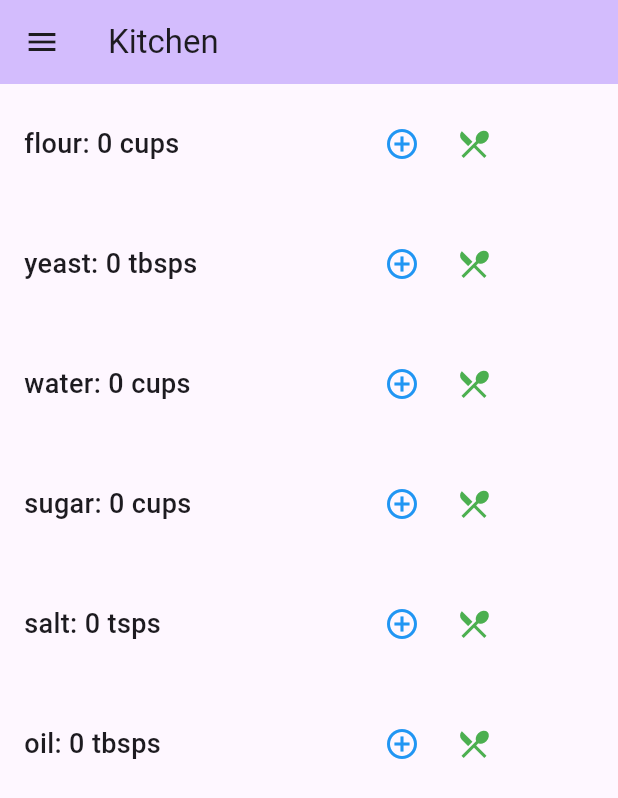
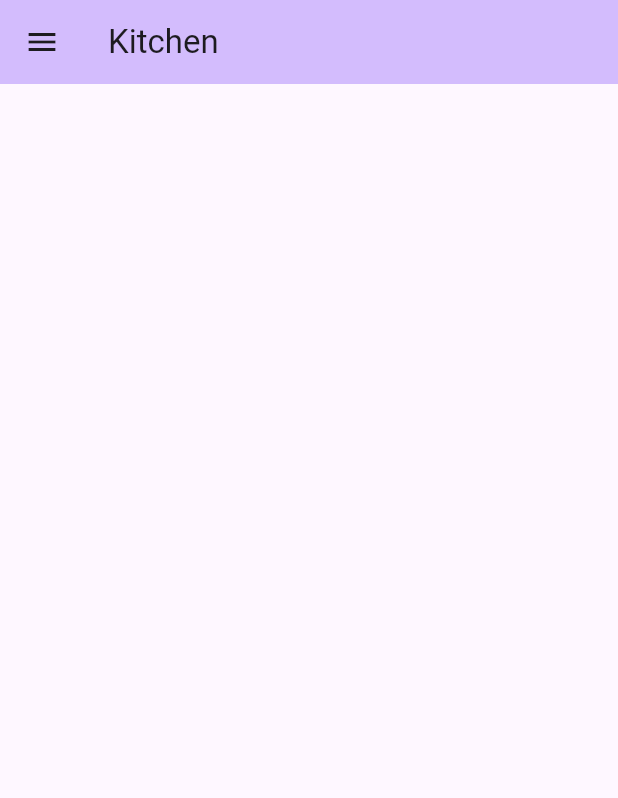
Before and after one commit to vpoquette/recipe_simulator_poquette, a Flutter app: the screen it shows after launch, in the side drawer, after a tap on "Kitchen", on a phone screen of 412 x 824 dp. Shown: the top 798 px of the screen. Run offline on Flutter 3.47's test engine with Material 3 defaults, Android fonts, the phone set to English and light mode, and no system bars; our stand-ins replace hive, hive_flutter; accounts and stored records are empty.

Commit message:
figured out hive reset - initState()

```diff
--- a/lib/main.dart
+++ b/lib/main.dart
@@ -50,12 +50,13 @@ class _MyHomePageState extends State<MyHomePage> {
   initState() {
     super.initState();
     // Add listeners to this class
-      Hive.box<Ingredient>('ingredients').put(flour.id, flour);
-      Hive.box<Ingredient>('ingredients').put(yeast.id, yeast);
-      Hive.box<Ingredient>('ingredients').put(water.id, water);
-      Hive.box<Ingredient>('ingredients').put(sugar.id, sugar);
-      Hive.box<Ingredient>('ingredients').put(salt.id, salt);
-      Hive.box<Ingredient>('ingredients').put(oil.id, oil);
+    // don't re-initialize every time we open main
+    //   Hive.box<Ingredient>('ingredients').put(flour.id, flour);
+    //   Hive.box<Ingredient>('ingredients').put(yeast.id, yeast);
+    //   Hive.box<Ingredient>('ingredients').put(water.id, water);
+    //   Hive.box<Ingredient>('ingredients').put(sugar.id, sugar);
+    //   Hive.box<Ingredient>('ingredients').put(salt.id, salt);
+    //   Hive.box<Ingredient>('ingredients').put(oil.id, oil);
   }
   // instantiate objects
   Ingredient flour = new Ingredient(
@@ -134,10 +135,6 @@ class _MyHomePageState extends State<MyHomePage> {
       ),
       drawer: buildDrawer(context),
       body: ValueListenableBuilder(
-      //body: Center(
-        //child: SingleChildScrollView(
-        //child: Column(
-          //child: ValueListenableBuilder(
             valueListenable: Hive.box<Ingredient>('ingredients').listenable(),
             builder: (context, box, child) {
               // add objects to Hive box
@@ -147,8 +144,6 @@ class _MyHomePageState extends State<MyHomePage> {
               // thanks Stack Overflow
               scrollDirection: Axis.vertical, // only generate what we can see
               shrinkWrap: true, // only generate what we can see
-                // false throws an error
-                  // "RenderBox was not laid out: RenderRepaintBoundary#dde42 relayoutBoundary=up2 NEEDS-PAINT"
               itemCount: ingredients.length,
               itemBuilder: (context, index) {
                 final ingredient = ingredients.elementAt(index);
@@ -175,73 +170,9 @@ class _MyHomePageState extends State<MyHomePage> {
                 );
               },
 
-          /*
-          // TODO: create and loop through list of ingredients
-          ingredientWidget(flour, context),
-          ingredientWidget(yeast, context),
-          ingredientWidget(water, context),
-          ingredientWidget(sugar, context),
-          ingredientWidget(salt, context),
-          ingredientWidget(oil, context),
-           */
-          /*
-          Text("$message", style: Theme
-              .of(context)
-              .textTheme
-              .headlineMedium),
-          ElevatedButton(
-            onPressed: () {
-              checkIngredients();
-              cook();
-            },
-            child: Text('Cook'),
-          ),
-          SizedBox(height: 20), // line break
-           */
         );
       }
         ),
-      //),
-
-      /*
-      body: ValueListenableBuilder(
-        valueListenable: Hive.box<Ingredient>('ingredients').listenable(),
-        builder: (context, box, child) {
-          final ingredients = box.values;
-          return ListView.builder(
-            itemCount: ingredients.length,
-            itemBuilder: (context, index) {
-              final ingredient = ingredients.elementAt(index);
-              return IngredientListTile(
-                ingredient: ingredient,
-                onDelete: () {
-                  Hive.box<Ingredient>('ingredients').delete(ingredient.id);
-                },
-                onEdit: () async {
-                  final newIngredient = await openAddIngredientDialog(
-                    context: context,
-                    ingredient: ingredient,
-                  );
-                  if (newIngredient != null) {
-                    Hive.box<Ingredient>('ingredients').put(ingredient.id, newIngredient);
-                  }
-                  setState(() {});
-                },
-              );
-            },
-          );
-        }
-      ),
-       */
-
-      /*
-      floatingActionButton: FloatingActionButton(
-        onPressed: addFlour,
-        tooltip: 'Add Flour',
-        child: const Icon(Icons.add),
-      ),
-       */
-    //),
     );
   }
 
```
